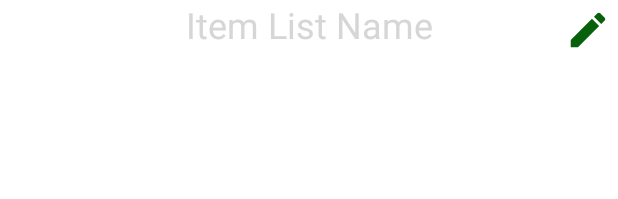
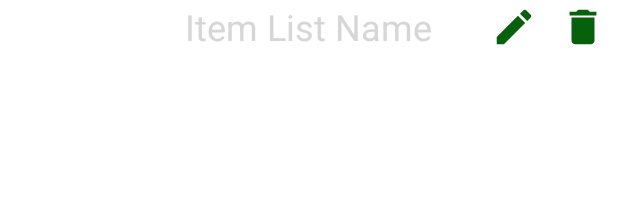
Before and after one commit to JohnBainto/MOBDEVE-Freshness_Check-G30, an Android app: the layout activity_item_list.xml on its own in the app's theme, with its tools: preview values and no code run, on a phone screen of 412 x 824 dp. Shown: the top 199 px of the screen. Run offline under Robolectric (Android 15) with nearby library versions, the phone set to English and light mode, and no system bars.

Commit message:
finished code for item lists

```diff
--- a/app/src/main/java/com/mobdeve/s16/bainto/john/freshnesscheck/AddListAdapter.java
+++ b/app/src/main/java/com/mobdeve/s16/bainto/john/freshnesscheck/AddListAdapter.java
@@ -57,6 +57,7 @@ public class AddListAdapter extends RecyclerView.Adapter<AddListHolder> {
 
     public void onBindViewHolder(@NonNull AddListHolder holder, int position) {
         holder.setItem(items.get(position).getName());
+        holder.setChecked(items.get(position).getClicked());
     }
 
     public int getItemCount() {
--- a/app/src/main/java/com/mobdeve/s16/bainto/john/freshnesscheck/AddListHolder.java
+++ b/app/src/main/java/com/mobdeve/s16/bainto/john/freshnesscheck/AddListHolder.java
@@ -21,4 +21,8 @@ public class AddListHolder extends RecyclerView.ViewHolder {
     public void setItem(String itemName){
         item.setText(itemName);
     }
+
+    public void setChecked(boolean checked){
+        item.setChecked(checked);
+    }
 }
--- a/app/src/main/res/layout/activity_add_list.xml
+++ b/app/src/main/res/layout/activity_add_list.xml
@@ -13,7 +13,7 @@
         android:focusableInTouchMode="false"
         app:layout_constraintStart_toStartOf="parent"
         app:layout_constraintTop_toTopOf="parent"
-        app:srcCompat="@drawable/ic_back_foreground"/>
+        app:srcCompat="@drawable/ic_back_foreground" />
 
     <ImageButton
         android:id="@+id/addBtn"
--- a/app/src/main/res/layout/activity_item_list.xml
+++ b/app/src/main/res/layout/activity_item_list.xml
@@ -1,51 +1,73 @@
 <?xml version="1.0" encoding="utf-8"?>
-<androidx.constraintlayout.widget.ConstraintLayout xmlns:android="http://schemas.android.com/apk/res/android"
+<LinearLayout xmlns:android="http://schemas.android.com/apk/res/android"
     xmlns:app="http://schemas.android.com/apk/res-auto"
+    xmlns:tools="http://schemas.android.com/tools"
     android:layout_width="match_parent"
-    android:layout_height="match_parent"
-    xmlns:tools="http://schemas.android.com/tools">
+    android:layout_height="wrap_content"
+    android:orientation="vertical">
 
-    <ImageButton
-        android:id="@+id/item_list_edit_btn"
-        android:layout_width="40dp"
-        android:layout_height="40dp"
+    <LinearLayout
+        android:layout_width="match_parent"
+        android:layout_height="36dp"
         android:layout_weight="1"
-        android:adjustViewBounds="true"
-        android:backgroundTint="#00FFFFFF"
-        app:layout_constraintEnd_toEndOf="parent"
-        app:layout_constraintTop_toTopOf="@+id/item_list_list_name_tv"
-        app:srcCompat="@drawable/ic_edit_foreground" />
+        android:orientation="horizontal">
 
         <ImageButton
             android:id="@+id/item_list_back_btn"
-        android:layout_width="40dp"
-        android:layout_height="40dp"
+            android:layout_width="wrap_content"
+            android:layout_height="match_parent"
+            android:layout_weight="0.1"
+            android:adjustViewBounds="true"
+            android:backgroundTint="#00FFFFFF"
+            android:focusableInTouchMode="false"
+            android:src="@drawable/ic_back_foreground" />
+
+        <ImageButton
+            android:id="@+id/item_list_invisible"
+            android:layout_width="wrap_content"
+            android:layout_height="match_parent"
+            android:layout_weight="0.1"
+            android:adjustViewBounds="true"
             android:backgroundTint="#00FFFFFF"
             android:focusableInTouchMode="false"
             android:src="@drawable/ic_back_foreground"
-        app:layout_constraintStart_toStartOf="parent"
-        app:layout_constraintTop_toTopOf="parent"
-        tools:srcCompat="@drawable/ic_back_foreground" />
+            android:visibility="invisible" />
 
         <TextView
             android:id="@+id/item_list_list_name_tv"
-        android:layout_width="fill_parent"
-        android:layout_height="wrap_content"
+            android:layout_width="wrap_content"
+            android:layout_height="match_parent"
+            android:layout_weight="1"
             android:editable="false"
             android:gravity="center"
             android:text="Item List Name"
             android:textColor="@color/green"
-        android:textSize="24sp"
-        app:layout_constraintStart_toStartOf="parent"
-        app:layout_constraintTop_toTopOf="parent" />
+            android:textSize="24sp" />
+
+        <ImageButton
+            android:id="@+id/item_list_edit_btn"
+            android:layout_width="wrap_content"
+            android:layout_height="match_parent"
+            android:layout_weight="0.1"
+            android:adjustViewBounds="true"
+            android:backgroundTint="#00FFFFFF"
+            android:src="@drawable/ic_edit_foreground" />
+
+        <ImageButton
+            android:id="@+id/item_list_delete_btn"
+            android:layout_width="wrap_content"
+            android:layout_height="match_parent"
+            android:layout_weight="0.1"
+            android:adjustViewBounds="true"
+            android:backgroundTint="#00FFFFFF"
+            android:scaleType="center"
+            android:src="@drawable/ic_delete_foreground" />
+    </LinearLayout>
 
     <androidx.recyclerview.widget.RecyclerView
         android:id="@+id/item_list_rv"
-        android:layout_width="0dp"
-        android:layout_height="0dp"
-        android:padding="8dp"
-        app:layout_constraintBottom_toBottomOf="parent"
-        app:layout_constraintEnd_toEndOf="parent"
-        app:layout_constraintStart_toStartOf="parent"
-        app:layout_constraintTop_toBottomOf="@+id/item_list_list_name_tv" />
-</androidx.constraintlayout.widget.ConstraintLayout>
+        android:layout_width="match_parent"
+        android:layout_height="match_parent"
+        android:clipToPadding="false"
+        android:padding="8dp" />
+</LinearLayout>
```
Also changed, not shown: app/src/main/java/com/mobdeve/s16/bainto/john/freshnesscheck/AddListActivity.java (+30 -5 lines), app/src/main/java/com/mobdeve/s16/bainto/john/freshnesscheck/DbHelper.java (+26 -1 lines), app/src/main/java/com/mobdeve/s16/bainto/john/freshnesscheck/listsDetailsActivity.java (+54 -21 lines). Lines whose indentation alone changed are shown as unchanged.
